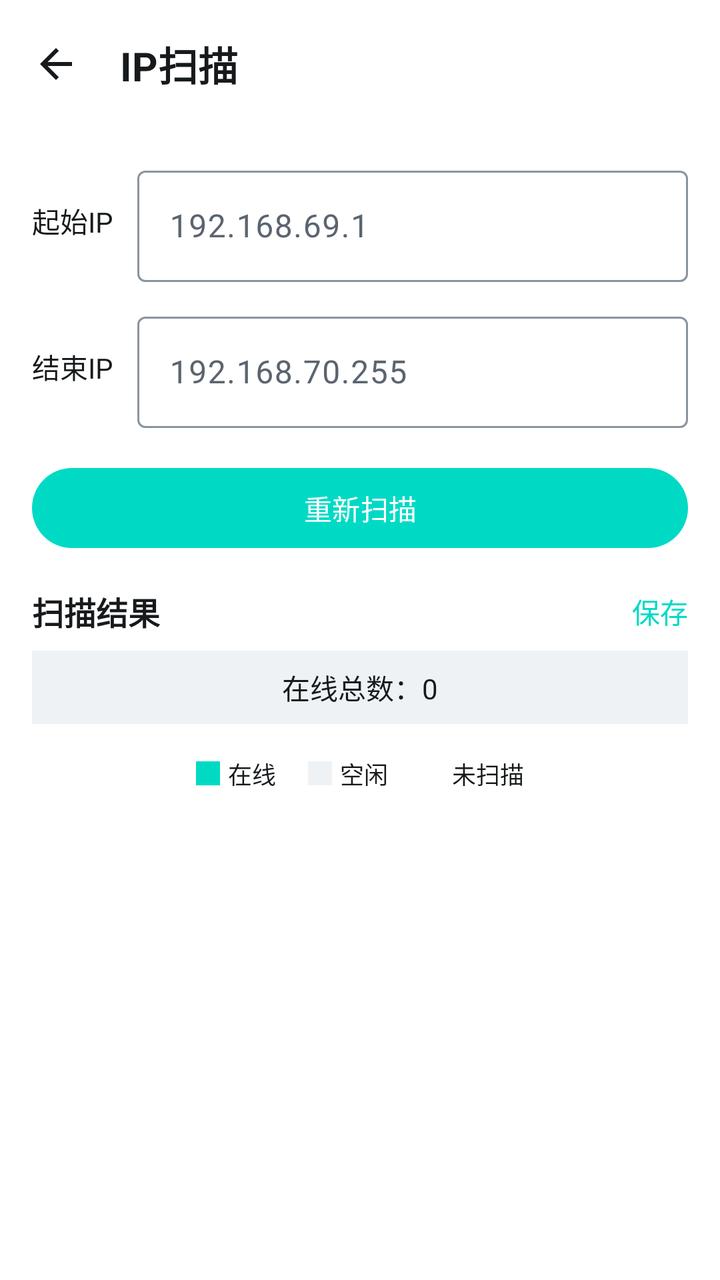
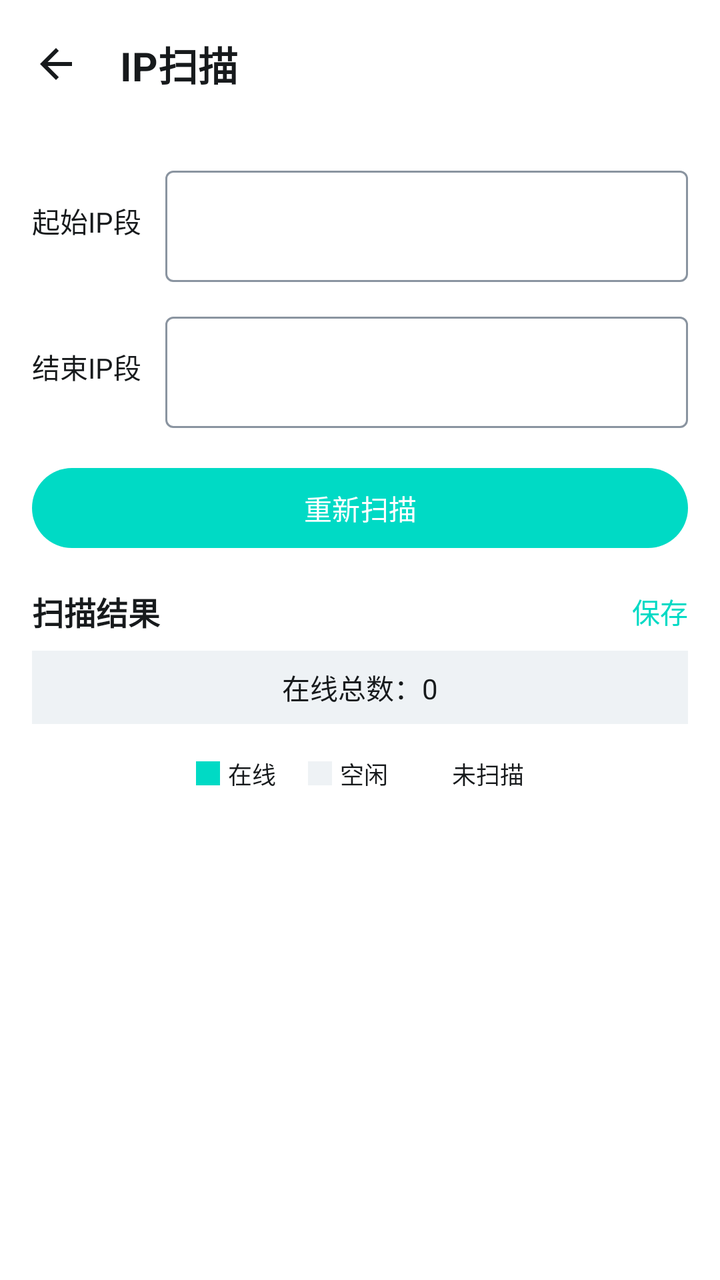

The first picture is an Android layout as it rendered before a commit; the second is the same layout after the commit. The layout source and the unified diff follow.
<!-- AndroidManifest.xml: application theme Theme.NetworkTool -->
<!-- res/layout/activity_ip_scan.xml -->
<?xml version="1.0" encoding="utf-8"?>
<LinearLayout xmlns:android="http://schemas.android.com/apk/res/android"
    xmlns:app="http://schemas.android.com/apk/res-auto"
    android:layout_width="match_parent"
    android:layout_height="match_parent"
    android:orientation="vertical"
    android:background="?attr/colorSurface"
    android:fitsSystemWindows="true">

    
    <com.google.android.material.appbar.MaterialToolbar
        android:background="@android:color/transparent"
        android:id="@+id/toolbar"
        android:layout_width="match_parent"
        android:layout_height="?attr/actionBarSize"
        android:elevation="0dp"
        app:title="IP扫描"
        app:titleTextColor="?attr/colorOnSurface"
        app:navigationIconTint="?attr/colorOnSurface"
        app:navigationIcon="@drawable/ic_arrow_back" />

    <ScrollView
        android:layout_width="match_parent"
        android:layout_height="match_parent"
        android:fillViewport="true">

        <LinearLayout
            android:layout_width="match_parent"
            android:layout_height="wrap_content"
            android:orientation="vertical"
            android:padding="16dp">

            
            <LinearLayout
                android:layout_width="match_parent"
                android:layout_height="wrap_content"
                android:orientation="vertical"
                android:layout_marginBottom="16dp">

                <LinearLayout
                    android:layout_width="match_parent"
                    android:layout_height="wrap_content"
                    android:orientation="horizontal"
                    android:gravity="center_vertical"
                    android:layout_marginBottom="12dp">

                    <TextView
                        android:layout_width="wrap_content"
                        android:layout_height="wrap_content"
                        android:text="起始IP"
                        android:textSize="14sp"
                        android:textColor="?attr/colorOnSurface"
                        android:layout_marginEnd="12dp" />

                    <com.google.android.material.textfield.TextInputLayout
                        android:layout_width="0dp"
                        android:layout_height="wrap_content"
                        android:layout_weight="1"
                        android:hint="192.168.69.1">

                        <com.google.android.material.textfield.TextInputEditText
                            android:id="@+id/startIpEditText"
                            android:layout_width="match_parent"
                            android:layout_height="wrap_content"
                            android:inputType="text" />
                    </com.google.android.material.textfield.TextInputLayout>

                </LinearLayout>

                <LinearLayout
                    android:layout_width="match_parent"
                    android:layout_height="wrap_content"
                    android:orientation="horizontal"
                    android:gravity="center_vertical">

                    <TextView
                        android:layout_width="wrap_content"
                        android:layout_height="wrap_content"
                        android:text="结束IP"
                        android:textSize="14sp"
                        android:textColor="?attr/colorOnSurface"
                        android:layout_marginEnd="12dp" />

                    <com.google.android.material.textfield.TextInputLayout
                        android:layout_width="0dp"
                        android:layout_height="wrap_content"
                        android:layout_weight="1"
                        android:hint="192.168.70.255">

                        <com.google.android.material.textfield.TextInputEditText
                            android:id="@+id/endIpEditText"
                            android:layout_width="match_parent"
                            android:layout_height="wrap_content"
                            android:inputType="text" />
                    </com.google.android.material.textfield.TextInputLayout>

                </LinearLayout>

            </LinearLayout>

            
            <com.google.android.material.button.MaterialButton
                android:id="@+id/scanButton"
                android:layout_width="match_parent"
                android:layout_height="wrap_content"
                android:text="重新扫描"
                android:textColor="@android:color/white"
                android:layout_marginBottom="16dp" />

            
            <LinearLayout
                android:layout_width="match_parent"
                android:layout_height="wrap_content"
                android:orientation="horizontal"
                android:gravity="center_vertical"
                android:layout_marginBottom="8dp">

                <TextView
                    android:layout_width="0dp"
                    android:layout_height="wrap_content"
                    android:layout_weight="1"
                    android:text="扫描结果"
                    android:textSize="16sp"
                    android:textStyle="bold"
                    android:textColor="?attr/colorOnSurface" />

                <TextView
                    android:id="@+id/saveButton"
                    android:layout_width="wrap_content"
                    android:layout_height="wrap_content"
                    android:text="保存"
                    android:textSize="14sp"
                    android:textColor="?attr/colorAccent"
                    android:clickable="true"
                    android:focusable="true" />

            </LinearLayout>

            
            <TextView
                android:id="@+id/onlineCountText"
                android:layout_width="match_parent"
                android:layout_height="wrap_content"
                android:text="在线总数：0"
                android:textSize="14sp"
                android:textColor="?attr/colorOnSurface"
                android:gravity="center"
                android:layout_marginBottom="16dp"
                android:background="?attr/colorSurfaceVariant"
                android:padding="8dp" />

            
            <LinearLayout
                android:layout_width="match_parent"
                android:layout_height="wrap_content"
                android:orientation="horizontal"
                android:gravity="center"
                android:layout_marginBottom="16dp">

                <LinearLayout
                    android:layout_width="wrap_content"
                    android:layout_height="wrap_content"
                    android:orientation="horizontal"
                    android:gravity="center_vertical"
                    android:layout_marginEnd="16dp">

                    <View
                        android:layout_width="12dp"
                        android:layout_height="12dp"
                        android:background="?attr/colorPrimary" />

                    <TextView
                        android:layout_width="wrap_content"
                        android:layout_height="wrap_content"
                        android:text="在线"
                        android:textSize="12sp"
                        android:textColor="?attr/colorOnSurface"
                        android:layout_marginStart="4dp" />

                </LinearLayout>

                <LinearLayout
                    android:layout_width="wrap_content"
                    android:layout_height="wrap_content"
                    android:orientation="horizontal"
                    android:gravity="center_vertical"
                    android:layout_marginEnd="16dp">

                    <View
                        android:layout_width="12dp"
                        android:layout_height="12dp"
                        android:background="?attr/colorSurfaceVariant" />

                    <TextView
                        android:layout_width="wrap_content"
                        android:layout_height="wrap_content"
                        android:text="空闲"
                        android:textSize="12sp"
                        android:textColor="?attr/colorOnSurface"
                        android:layout_marginStart="4dp" />

                </LinearLayout>

                <LinearLayout
                    android:layout_width="wrap_content"
                    android:layout_height="wrap_content"
                    android:orientation="horizontal"
                    android:gravity="center_vertical">

                    <View
                        android:layout_width="12dp"
                        android:layout_height="12dp"
                        android:background="?attr/colorSurface"
                        android:alpha="0.5" />

                    <TextView
                        android:layout_width="wrap_content"
                        android:layout_height="wrap_content"
                        android:text="未扫描"
                        android:textSize="12sp"
                        android:textColor="?attr/colorOnSurface"
                        android:layout_marginStart="4dp" />

                </LinearLayout>

            </LinearLayout>

            
            <LinearLayout
                android:id="@+id/gridContainer"
                android:layout_width="match_parent"
                android:layout_height="wrap_content"
                android:orientation="vertical" />

        </LinearLayout>

    </ScrollView>

</LinearLayout>
<!-- resources referenced by this layout -->
<resources>
  <!-- drawable ic_arrow_back (drawable) -->
  <vector xmlns:android="http://schemas.android.com/apk/res/android"
      android:width="24dp"
      android:height="24dp"
      android:viewportWidth="24"
      android:viewportHeight="24"
      android:tint="?attr/colorOnSurface">
      <path
          android:fillColor="@android:color/white"
          android:pathData="M20,11H7.83l5.59,-5.59L12,4l-8,8 8,8 1.41,-1.41L7.83,13H20v-2z"/>
  </vector>
  <color name="colorPrimary">#00DAC5</color>
  <color name="colorPrimaryDark">#00B5A1</color>
  <color name="colorAccent">#00DAC5</color>
  <color name="colorOnPrimary">#00201C</color>
  <color name="colorPrimaryContainer">#B8FFF7</color>
  <color name="colorOnPrimaryContainer">#00201C</color>
  <color name="colorBackground">#F6F8FA</color>
  <color name="colorSurface">#FFFFFF</color>
  <color name="colorOnSurface">#171A1C</color>
  <color name="colorOnBackground">#171A1C</color>
  <color name="colorSurfaceContainer">#EEF2F5</color>
  <color name="textSecondary">#5B6470</color>
  <color name="colorOutline">#8A94A0</color>
  <color name="colorOutlineVariant">#D8DEE5</color>
  <color name="textPrimary">#171A1C</color>
  <style name="Widget.NetworkTool.Toolbar" parent="Widget.Material3.Toolbar">
          <item name="android:background">@android:color/transparent</item>
          <item name="android:elevation">0dp</item>
          <item name="titleTextColor">?attr/colorOnSurface</item>
          <item name="titleTextAppearance">@style/TextAppearance.NetworkTool.ToolbarTitle</item>
          <item name="subtitleTextColor">?attr/colorOnSurfaceVariant</item>
          <item name="navigationIconTint">?attr/colorOnSurface</item>
      </style>
  <style name="Widget.NetworkTool.Button" parent="Widget.Material3.Button">
          <item name="android:elevation">0dp</item>
          <item name="android:stateListAnimator">@null</item>
      </style>
  <style name="TextAppearance.NetworkTool.ToolbarTitle" parent="TextAppearance.Material3.TitleLarge">
          <item name="android:textSize">20sp</item>
          <item name="android:textStyle">bold</item>
          <item name="android:textColor">?attr/colorOnSurface</item>
      </style>
  <!-- unchanged entries left out for length: 1 -->
</resources>

<!-- the commit's change to res/layout/activity_ip_scan.xml (unified diff, before → after) -->
@@ -47,7 +47,7 @@
                     <TextView
                         android:layout_width="wrap_content"
                         android:layout_height="wrap_content"
-                        android:text="起始IP"
+                        android:text="起始IP段"
                         android:textSize="14sp"
                         android:textColor="?attr/colorOnSurface"
                         android:layout_marginEnd="12dp" />
@@ -55,8 +55,7 @@
                     <com.google.android.material.textfield.TextInputLayout
                         android:layout_width="0dp"
                         android:layout_height="wrap_content"
-                        android:layout_weight="1"
-                        android:hint="192.168.69.1">
+                        android:layout_weight="1">
 
                         <com.google.android.material.textfield.TextInputEditText
                             android:id="@+id/startIpEditText"
@@ -76,7 +75,7 @@
                     <TextView
                         android:layout_width="wrap_content"
                         android:layout_height="wrap_content"
-                        android:text="结束IP"
+                        android:text="结束IP段"
                         android:textSize="14sp"
                         android:textColor="?attr/colorOnSurface"
                         android:layout_marginEnd="12dp" />
@@ -84,8 +83,7 @@
                     <com.google.android.material.textfield.TextInputLayout
                         android:layout_width="0dp"
                         android:layout_height="wrap_content"
-                        android:layout_weight="1"
-                        android:hint="192.168.70.255">
+                        android:layout_weight="1">
 
                         <com.google.android.material.textfield.TextInputEditText
                             android:id="@+id/endIpEditText"
